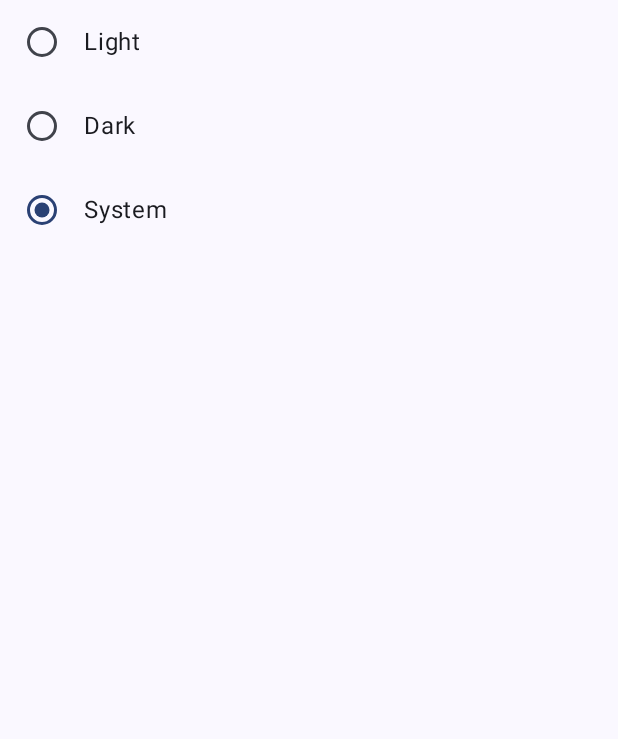
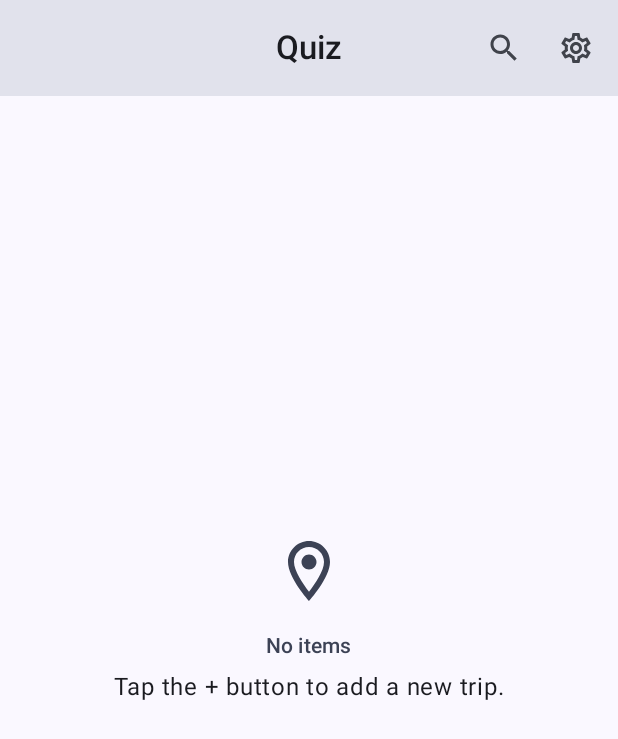
Before and after one commit to ChristianRemschi/QuizApp, an Android app built with Jetpack Compose: the screen it shows after launch (MainActivity), on a phone screen of 412 x 824 dp. Shown: the top 739 px of the screen. Run offline under Robolectric (Android 15) with nearby library versions, the phone set to English and light mode, and no system bars; our stand-ins replace Room's generated code.

Commit message:
screens added

```diff
--- a/app/src/main/java/com/example/quizapp/AppModule.kt
+++ b/app/src/main/java/com/example/quizapp/AppModule.kt
@@ -2,15 +2,38 @@ package com.example.quizapp
 
 import android.content.Context
 import androidx.datastore.preferences.preferencesDataStore
-import com.example.quizapp.data.repositories.ThemeRepository
-import com.example.quizapp.ui.screens.theme.ThemeViewModel
+import androidx.room.Room
+import com.example.quizapp.data.database.QuizDatabase
+import com.example.quizapp.data.repositories.QuizRepository
+import com.example.quizapp.data.repositories.SettingsRepository
+import com.example.quizapp.ui.QuizViewModel
+import com.example.quizapp.ui.screens.settings.SettingsViewModel
+
 import org.koin.core.module.dsl.viewModel
 import org.koin.dsl.module
 
-val Context.dataStore
-        by preferencesDataStore("theme")
+val Context.dataStore by preferencesDataStore("settings")
+
 val appModule = module {
     single { get<Context>().dataStore }
-    single { ThemeRepository(get()) }
-    viewModel { ThemeViewModel(get()) }
+
+    single {
+        Room.databaseBuilder(
+            get(),
+            QuizDatabase::class.java,
+            "Quiz"
+        )
+            .build()
+    }
+
+
+    single { SettingsRepository(get()) }
+
+    single {
+        QuizRepository(get<QuizDatabase>().QuizDAO(), get<Context>().contentResolver)
+    }
+
+    viewModel { SettingsViewModel(get()) }
+
+    viewModel { QuizViewModel(get()) }
 }
--- a/app/src/main/java/com/example/quizapp/MainActivity.kt
+++ b/app/src/main/java/com/example/quizapp/MainActivity.kt
@@ -13,21 +13,38 @@ import com.example.quizapp.ui.screens.theme.ThemeViewModel
 import com.example.quizapp.ui.theme.QuizAppTheme
 import org.koin.androidx.compose.koinViewModel
 
+//class MainActivity : ComponentActivity() {
+//    override fun onCreate(savedInstanceState: Bundle?) {
+//        super.onCreate(savedInstanceState)
+//        enableEdgeToEdge()
+//        setContent {
+//            val themeViewModel = koinViewModel<ThemeViewModel>()
+//            val themeState by themeViewModel.state.collectAsStateWithLifecycle()
+//            QuizAppTheme(
+//                darkTheme = when (themeState.theme) {
+//                    Theme.Light -> false
+//                    Theme.Dark -> true
+//                    Theme.System -> isSystemInDarkTheme()
+//                }
+//            ) {
+//                ThemeScreen(themeState, themeViewModel::changeTheme)
+//            }
+//        }
+//    }
+//}
+
+
+import androidx.navigation.compose.rememberNavController
+import com.example.quizapp.ui.QuizNavGraph
+
 class MainActivity : ComponentActivity() {
     override fun onCreate(savedInstanceState: Bundle?) {
         super.onCreate(savedInstanceState)
         enableEdgeToEdge()
         setContent {
-            val themeViewModel = koinViewModel<ThemeViewModel>()
-            val themeState by themeViewModel.state.collectAsStateWithLifecycle()
-            QuizAppTheme(
-                darkTheme = when (themeState.theme) {
-                    Theme.Light -> false
-                    Theme.Dark -> true
-                    Theme.System -> isSystemInDarkTheme()
-                }
-            ) {
-                ThemeScreen(themeState, themeViewModel::changeTheme)
+            QuizAppTheme {
+                val navController = rememberNavController()
+                QuizNavGraph(navController)
             }
         }
     }
--- a/app/src/main/java/com/example/quizapp/data/database/DAOs.kt
+++ b/app/src/main/java/com/example/quizapp/data/database/DAOs.kt
@@ -1 +1,14 @@
 package com.example.quizapp.data.database
+
+import androidx.room.Dao
+import androidx.room.Delete
+import androidx.room.Query
+import androidx.room.Upsert
+import kotlinx.coroutines.flow.Flow
+
+@Dao
+interface QuizDAO {
+    @Query("SELECT * FROM Quiz ORDER BY name ASC")
+    fun getAll(): Flow<List<Quiz>>
+
+}
--- a/app/src/main/java/com/example/quizapp/data/database/QuizDatabase.kt
+++ b/app/src/main/java/com/example/quizapp/data/database/QuizDatabase.kt
@@ -1,4 +1,9 @@
 package com.example.quizapp.data.database
 
-class QuizDatabase {
+import androidx.room.Database
+import androidx.room.RoomDatabase
+
+@Database(entities = [Quiz::class], version = 2)
+abstract class QuizDatabase : RoomDatabase() {
+    abstract fun QuizDAO(): QuizDAO
 }
--- a/app/src/main/java/com/example/quizapp/data/repositories/QuizRepository.kt
+++ b/app/src/main/java/com/example/quizapp/data/repositories/QuizRepository.kt
@@ -1,4 +1,16 @@
 package com.example.quizapp.data.repositories
 
-class QuizRepository {
-}
+import android.content.ContentResolver
+import android.net.Uri
+import com.example.quizapp.data.database.Quiz
+import com.example.quizapp.data.database.QuizDAO
+import com.example.quizapp.utils.saveImageToStorage
+import kotlinx.coroutines.flow.Flow
+
+class QuizRepository(
+    private val dao: QuizDAO,
+    private val contentResolver: ContentResolver
+) {
+    val quizzes: Flow<List<Quiz>> = dao.getAll()
+
+    }
--- a/app/src/main/java/com/example/quizapp/ui/Navigation.kt
+++ b/app/src/main/java/com/example/quizapp/ui/Navigation.kt
@@ -1 +1,46 @@
 package com.example.quizapp.ui
+
+import androidx.compose.runtime.Composable
+import androidx.compose.runtime.getValue
+import androidx.lifecycle.compose.collectAsStateWithLifecycle
+import androidx.navigation.NavHostController
+import androidx.navigation.compose.NavHost
+import androidx.navigation.compose.composable
+import androidx.navigation.toRoute
+import com.example.quizapp.ui.screens.home.HomeScreen
+import com.example.quizapp.ui.screens.settings.SettingsScreen
+import com.example.quizapp.ui.screens.settings.SettingsViewModel
+import com.example.quizapp.ui.screens.quizdetails.QuizDetailsScreen
+import kotlinx.serialization.Serializable
+import org.koin.androidx.compose.koinViewModel
+
+sealed interface QuizRoute {
+    @Serializable data object Home : QuizRoute
+    @Serializable data class QuizDetails(val quizId: Int) : QuizRoute
+    @Serializable data object Settings : QuizRoute
+}
+
+@Composable
+fun QuizNavGraph(navController: NavHostController) {
+    val QuizVm = koinViewModel<QuizViewModel>()
+    val QuizState by QuizVm.state.collectAsStateWithLifecycle()
+
+    NavHost(
+        navController = navController,
+        startDestination = QuizRoute.Home
+    ) {
+        composable<QuizRoute.Home> {
+            HomeScreen(QuizState, navController)
+        }
+        composable<QuizRoute.QuizDetails> { backStackEntry ->
+            val route = backStackEntry.toRoute<QuizRoute.QuizDetails>()
+            val quiz = requireNotNull(QuizState.quizzes.find { it.id == route.quizId })
+            QuizDetailsScreen(quiz, navController)
+        }
+
+        composable<QuizRoute.Settings> {
+            val settingsVm = koinViewModel<SettingsViewModel>()
+            SettingsScreen(settingsVm.state, settingsVm::setUsername, navController)
+        }
+    }
+}
--- a/app/src/main/java/com/example/quizapp/ui/QuizViewModel.kt
+++ b/app/src/main/java/com/example/quizapp/ui/QuizViewModel.kt
@@ -1 +1,23 @@
 package com.example.quizapp.ui
+
+import androidx.lifecycle.ViewModel
+import androidx.lifecycle.viewModelScope
+import com.example.quizapp.data.database.Quiz
+import com.example.quizapp.data.repositories.QuizRepository
+import kotlinx.coroutines.flow.SharingStarted
+import kotlinx.coroutines.flow.map
+import kotlinx.coroutines.flow.stateIn
+import kotlinx.coroutines.launch
+
+data class QuizState(val quizzes: List<Quiz>)
+
+class QuizViewModel(
+    private val repository: QuizRepository
+) : ViewModel() {
+    val state = repository.quizzes.map { QuizState(quizzes = it) }.stateIn(
+        scope = viewModelScope,
+        started = SharingStarted.WhileSubscribed(),
+        initialValue = QuizState(emptyList())
+    )
+
+}
--- a/app/src/main/java/com/example/quizapp/ui/composables/AppBar.kt
+++ b/app/src/main/java/com/example/quizapp/ui/composables/AppBar.kt
@@ -1 +1,52 @@
 package com.example.quizapp.ui.composables
+
+import androidx.compose.material.icons.Icons
+import androidx.compose.material.icons.automirrored.outlined.ArrowBack
+import androidx.compose.material.icons.outlined.Search
+import androidx.compose.material.icons.outlined.Settings
+import androidx.compose.material3.CenterAlignedTopAppBar
+import androidx.compose.material3.ExperimentalMaterial3Api
+import androidx.compose.material3.Icon
+import androidx.compose.material3.IconButton
+import androidx.compose.material3.MaterialTheme
+import androidx.compose.material3.Text
+import androidx.compose.material3.TopAppBarDefaults
+import androidx.compose.runtime.Composable
+import androidx.compose.ui.text.font.FontWeight
+import androidx.navigation.NavController
+import com.example.quizapp.ui.QuizRoute
+
+@OptIn(ExperimentalMaterial3Api::class)
+@Composable
+fun AppBar(navController: NavController, title: String) {
+    CenterAlignedTopAppBar(
+        title = {
+            Text(
+                title,
+                fontWeight = FontWeight.Medium,
+            )
+        },
+        navigationIcon = {
+            if (navController.previousBackStackEntry != null) {
+                IconButton(onClick = { navController.navigateUp() }) {
+                    Icon(Icons.AutoMirrored.Outlined.ArrowBack, "Go Back")
+                }
+            }
+        },
+        actions = {
+            if (title == "Quiz") {
+                IconButton(onClick = { /*TODO*/ }) {
+                    Icon(Icons.Outlined.Search, contentDescription = "Search")
+                }
+            }
+            if (title != "Settings") {
+                IconButton(onClick = { navController.navigate(QuizRoute.Settings) }) {
+                    Icon(Icons.Outlined.Settings, "Settings")
+                }
+            }
+        },
+        colors = TopAppBarDefaults.topAppBarColors(
+            containerColor = MaterialTheme.colorScheme.surfaceVariant
+        )
+    )
+}
--- /dev/null
+++ b/app/src/main/java/com/example/quizapp/ui/screens/home/HomeScreen.kt
@@ -0,0 +1,124 @@
+package com.example.quizapp.ui.screens.home
+
+import android.net.Uri
+import androidx.compose.foundation.Image
+import androidx.compose.foundation.background
+import androidx.compose.foundation.layout.Arrangement
+import androidx.compose.foundation.layout.Column
+import androidx.compose.foundation.layout.PaddingValues
+import androidx.compose.foundation.layout.Spacer
+import androidx.compose.foundation.layout.fillMaxSize
+import androidx.compose.foundation.layout.fillMaxWidth
+import androidx.compose.foundation.layout.padding
+import androidx.compose.foundation.layout.size
+import androidx.compose.foundation.lazy.grid.GridCells
+import androidx.compose.foundation.lazy.grid.LazyVerticalGrid
+import androidx.compose.foundation.lazy.grid.items
+import androidx.compose.foundation.shape.CircleShape
+import androidx.compose.material.icons.Icons
+import androidx.compose.material.icons.outlined.Add
+import androidx.compose.material.icons.outlined.LocationOn
+import androidx.compose.material3.Card
+import androidx.compose.material3.CardDefaults
+import androidx.compose.material3.FloatingActionButton
+import androidx.compose.material3.Icon
+import androidx.compose.material3.MaterialTheme
+import androidx.compose.material3.Scaffold
+import androidx.compose.material3.Text
+import androidx.compose.runtime.Composable
+import androidx.compose.ui.Alignment
+import androidx.compose.ui.Modifier
+import androidx.compose.ui.draw.clip
+import androidx.compose.ui.graphics.ColorFilter
+import androidx.compose.ui.layout.ContentScale
+import androidx.compose.ui.text.style.TextAlign
+import androidx.compose.ui.unit.dp
+import androidx.navigation.NavController
+import com.example.quizapp.data.database.Quiz
+import com.example.quizapp.ui.QuizRoute
+import com.example.quizapp.ui.QuizState
+import com.example.quizapp.ui.composables.AppBar
+//import com.example.quizapp.ui.composables.ImageWithPlaceholder
+//import com.example.quizapp.ui.composables.Size
+
+@Composable
+fun HomeScreen(state: QuizState, navController: NavController) {
+    Scaffold(
+        topBar = { AppBar(navController, title = "Quiz") }
+    ) { contentPadding ->
+        if (state.quizzes.isNotEmpty()) {
+            LazyVerticalGrid(
+                columns = GridCells.Fixed(2),
+                verticalArrangement = Arrangement.spacedBy(8.dp),
+                horizontalArrangement = Arrangement.spacedBy(8.dp),
+                contentPadding = PaddingValues(8.dp, 8.dp, 8.dp, 80.dp),
+                modifier =  Modifier.padding(contentPadding)
+            ) {
+                items(state.quizzes) { item ->
+                    QuizItem(
+                        item,
+                        onClick = { navController.navigate(QuizRoute.QuizDetails(item.id)) }
+                    )
+                }
+            }
+        } else {
+            NoItemsPlaceholder(Modifier.padding(contentPadding))
+        }
+    }
+}
+
+@Composable
+fun QuizItem(item: Quiz, onClick: () -> Unit) {
+    Card(
+        onClick = onClick,
+        modifier = Modifier
+            .size(150.dp)
+            .fillMaxWidth(),
+        colors = CardDefaults.cardColors(
+            containerColor =  MaterialTheme.colorScheme.surfaceVariant
+        )
+    ) {
+        Column(
+            modifier = Modifier
+                .padding(16.dp)
+                .fillMaxSize(),
+            verticalArrangement = Arrangement.Center,
+            horizontalAlignment = Alignment.CenterHorizontally
+        ) {
+            val imageUri = Uri.parse(item.imageUri)
+            //ImageWithPlaceholder(imageUri, Size.Sm)
+            Spacer(Modifier.size(8.dp))
+            Text(
+                item.name,
+                color = MaterialTheme.colorScheme.onSurfaceVariant,
+                style = MaterialTheme.typography.bodyMedium,
+                textAlign = TextAlign.Center
+            )
+        }
+    }
+}
+
+@Composable
+fun NoItemsPlaceholder(modifier: Modifier = Modifier) {
+    Column(
+        horizontalAlignment = Alignment.CenterHorizontally,
+        verticalArrangement = Arrangement.Center,
+        modifier = Modifier.fillMaxSize()
+    ) {
+        Icon(
+            Icons.Outlined.LocationOn, "Location icon",
+            modifier = Modifier.padding(bottom = 16.dp).size(48.dp),
+            tint = MaterialTheme.colorScheme.secondary
+        )
+        Text(
+            "No items",
+            style = MaterialTheme.typography.titleSmall,
+            color = MaterialTheme.colorScheme.secondary,
+            modifier = Modifier.padding(bottom = 8.dp)
+        )
+        Text(
+            "Tap the + button to add a new trip.",
+            style = MaterialTheme.typography.bodyLarge
+        )
+    }
+}
--- /dev/null
+++ b/app/src/main/java/com/example/quizapp/utils/Permession.kt
@@ -0,0 +1 @@
+package com.example.quizapp.utils
```
Also changed, not shown: app/build.gradle.kts (+6 -2 lines), app/src/main/java/com/example/quizapp/data/database/Entities.kt (+19 -0 lines), app/src/main/java/com/example/quizapp/data/repositories/settingsRepository.kt (added, +19 -0 lines), app/src/main/java/com/example/quizapp/ui/screens/quizdetails/QuizDetailsScreen.kt (added, +73 -0 lines), app/src/main/java/com/example/quizapp/ui/screens/settings/SettingsScreen.kt (added, +50 -0 lines), app/src/main/java/com/example/quizapp/ui/screens/settings/SettingsViewModel.kt (added, +32 -0 lines), app/src/main/java/com/example/quizapp/utils/Camera.kt (added, +50 -0 lines), app/src/main/java/com/example/quizapp/utils/Image.kt (added, +47 -0 lines), gradle/libs.versions.toml (+8 -0 lines).
